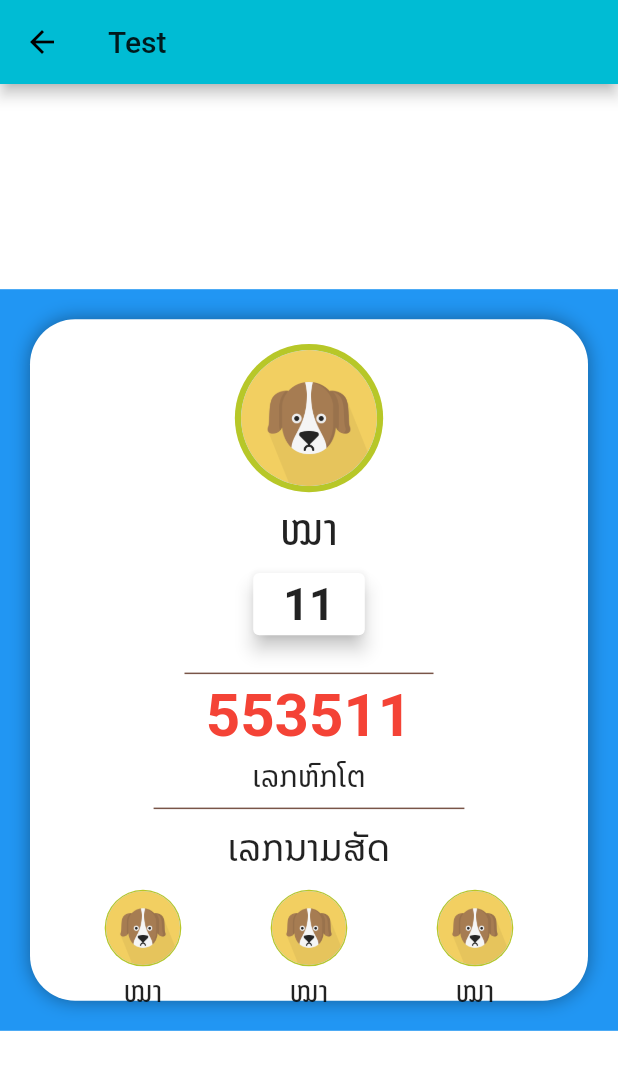
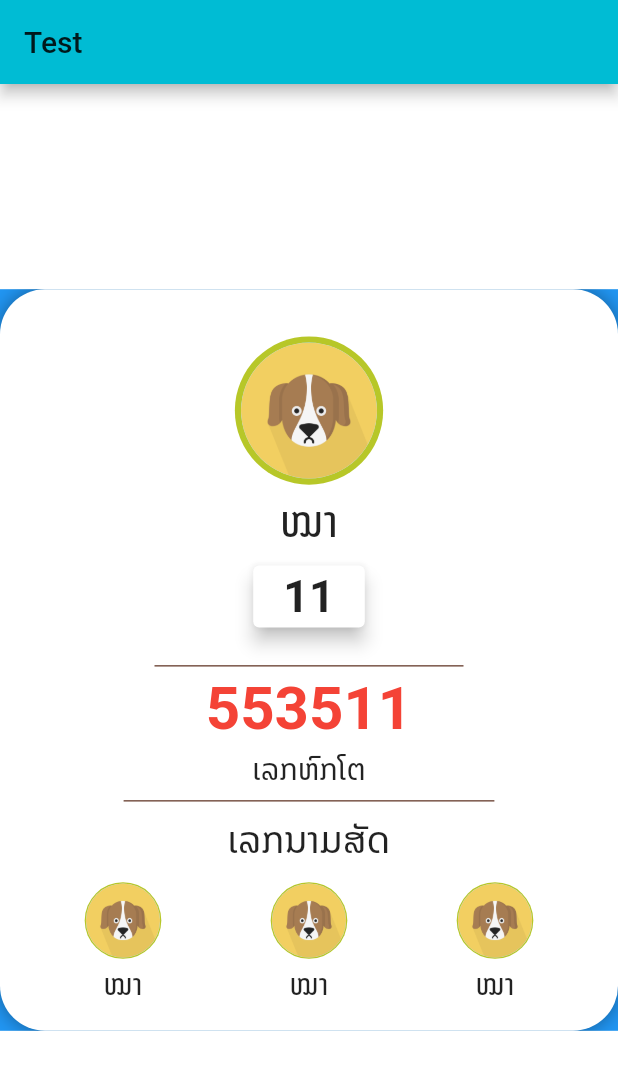
Before and after one commit to PitiDev/lek-det, a Flutter app: the Test1 screen opened directly, on a phone screen of 412 x 824 dp. Shown: the top 1070 px of the screen. Run offline on Flutter 3.47's test engine with Material 2 defaults, Android fonts, the phone set to English and light mode, and no system bars.

Commit message:
just commit

```diff
--- a/lib/app.dart
+++ b/lib/app.dart
@@ -13,7 +13,7 @@ class MyApp extends StatelessWidget {
         primaryColor: Colors.cyan,
         scaffoldBackgroundColor: Colors.white,
       ),
-      home: Test(),
+      home: Test1(),
     );
   }
 }
--- a/lib/pages/Lek_laos/components/card_with_lottery.dart
+++ b/lib/pages/Lek_laos/components/card_with_lottery.dart
@@ -8,23 +8,28 @@ import 'card_number.dart';
 import 'custom_divider.dart';
 import 'icon_with_circle.dart';
 
-class CardWithLottery extends StatelessWidget {
-  final int pageNum;
+class CardWithLottery extends StatefulWidget {
+  final int pageChagne;
   final int num;
   const CardWithLottery({
-    Key key, this.pageNum, this.num,
+    Key key, this.pageChagne, this.num,
   }) : super(key: key);
 
+  @override
+  _CardWithLotteryState createState() => _CardWithLotteryState();
+}
+
+class _CardWithLotteryState extends State<CardWithLottery> {
   @override
   Widget build(BuildContext context) {
     Size size = MediaQuery.of(context).size;
     return Container(
       height: size.height * 0.6,
       width: size.width * 0.8,
-      margin: pageNum == num
+      margin: widget.pageChagne == widget.num
           ? EdgeInsets.symmetric(
-              vertical: kDefaultPadding, horizontal: kDefaultPadding)
-          : EdgeInsets.symmetric(vertical: 0, horizontal: 0),
+              vertical: 0, horizontal: 0)
+          : EdgeInsets.symmetric(vertical: kDefaultPadding, horizontal: kDefaultPadding),
       decoration: BoxDecoration(
           // color: Color(0xFFF9F8FD),
           color: Colors.white,
```
Also changed, not shown: lib/pages/Lek_laos/components/body.dart (+20 -7 lines), lib/pages/Lek_laos/test.dart (+6 -6 lines).
